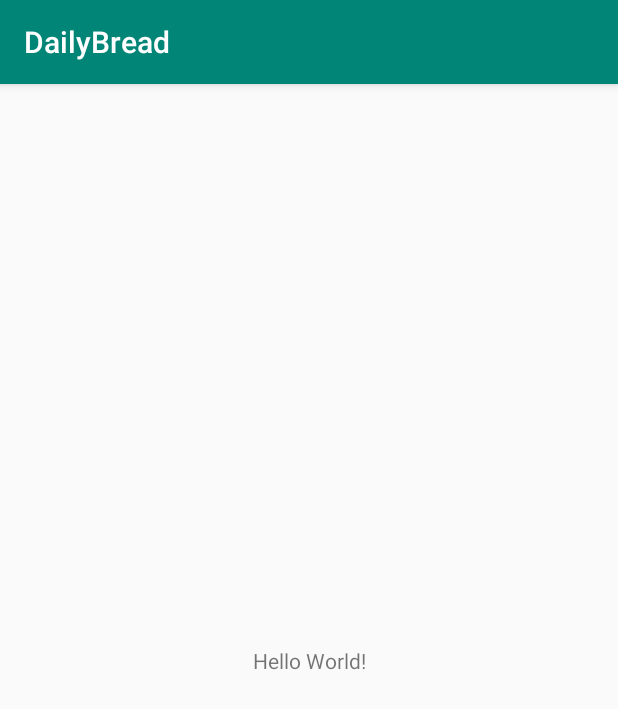
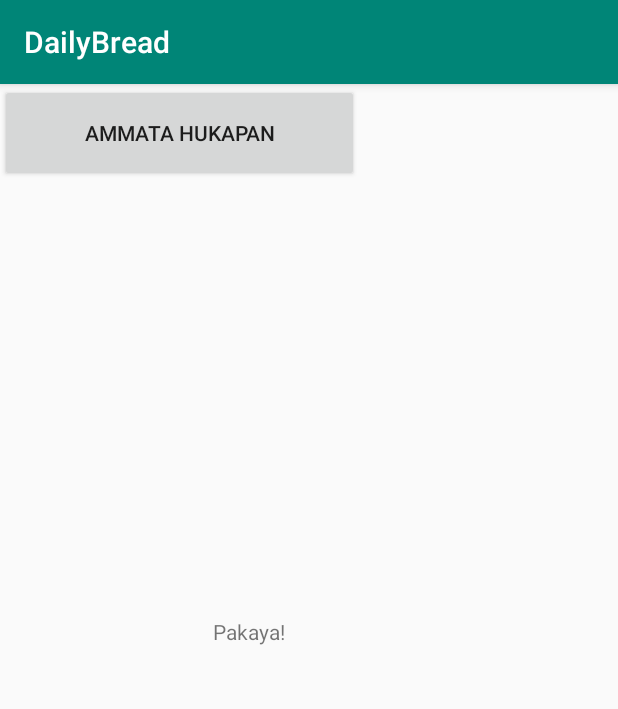
Before and after one commit to Kushan321/DailyBreadNewNew, an Android app: the screen it shows after launch (MainActivity), on a phone screen of 412 x 824 dp. Shown: the top 709 px of the screen. Run offline under Robolectric (Android 15) with nearby library versions, the phone set to English and light mode, and no system bars.

Commit message:
buttonhutta

```diff
--- a/DailyBread/app/src/main/res/layout/activity_main.xml
+++ b/DailyBread/app/src/main/res/layout/activity_main.xml
@@ -7,12 +7,21 @@
     tools:context=".MainActivity">
 
     <TextView
-        android:layout_width="wrap_content"
-        android:layout_height="wrap_content"
-        android:text="Hello World!"
+        android:layout_width="128dp"
+        android:layout_height="58dp"
+        android:text="Pakaya!"
         app:layout_constraintBottom_toBottomOf="parent"
         app:layout_constraintLeft_toLeftOf="parent"
         app:layout_constraintRight_toRightOf="parent"
         app:layout_constraintTop_toTopOf="parent" />
 
+    <Button
+        android:id="@+id/button"
+        android:layout_width="239dp"
+        android:layout_height="65dp"
+        android:text="Ammata Hukapan"
+        tools:layout_editor_absoluteX="95dp"
+        tools:layout_editor_absoluteY="143dp" />
+
+
 </androidx.constraintlayout.widget.ConstraintLayout>
```
